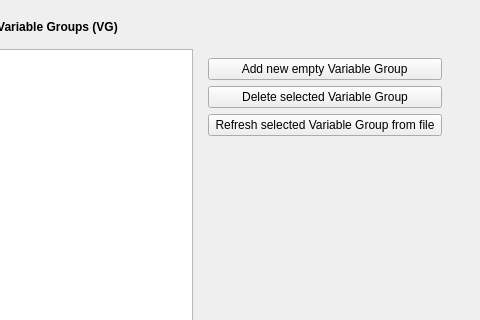
Qt form NewGeneUI/NewGene/Widgets/ManageInput/VGs/newgenemanagevgs.ui (daniel347x/newgene) before a commit; both pictures show x 413 to 893 and y 0 to 320 of the 893 by 657 pixel window.
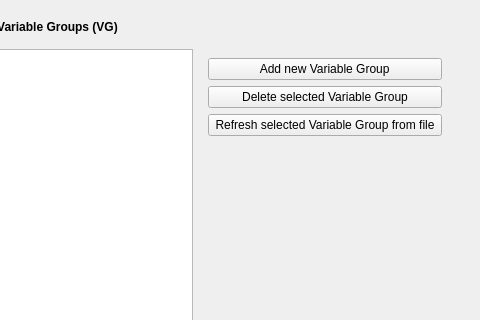
The same form after that commit.

Commit message: Introduce some custom QEVENT enums, and use them to post events to attempt to allow UI cycle to complete both for closing a popup dialog before automatically showing another one, and for completing a selection of a VG in the list view in the VG management pane.

The edit to the form file:
```diff
--- a/NewGeneUI/NewGene/Widgets/ManageInput/VGs/newgenemanagevgs.ui
+++ b/NewGeneUI/NewGene/Widgets/ManageInput/VGs/newgenemanagevgs.ui
@@ -61,7 +61,7 @@
             <item>
              <widget class="QPushButton" name="pushButton_add_vg">
               <property name="text">
-               <string> Add new empty Variable Group </string>
+               <string> Add new Variable Group </string>
               </property>
              </widget>
             </item>
```
The commit also changes 3 other files.
